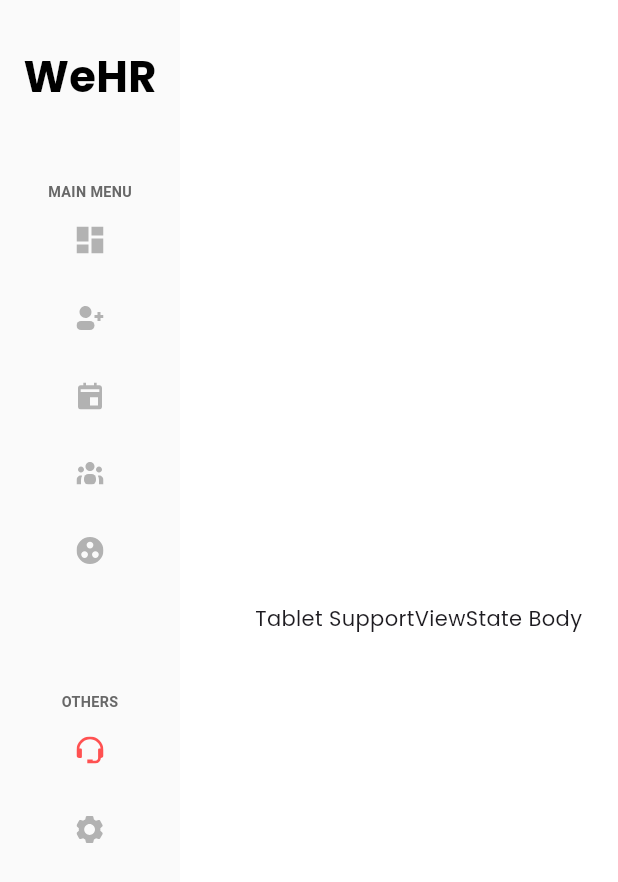
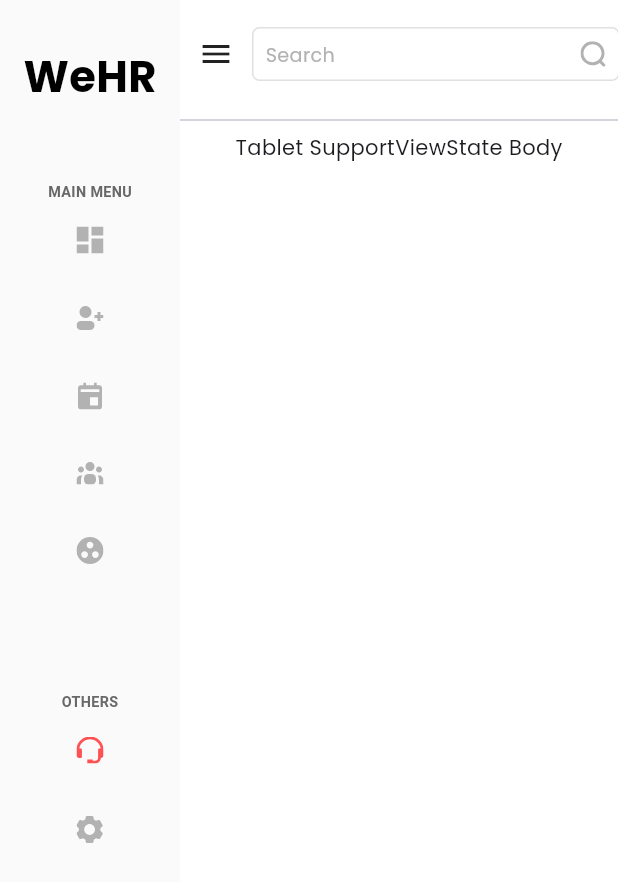
Before and after one commit to amira20nasser/HR-Dashboard, a Flutter app: the TabletLayout screen opened directly, after a tap on an icon or button, on a phone screen of 412 x 824 dp. Shown: the top 882 px of the screen. Run offline on Flutter 3.47's test engine with Material 3 defaults, Android fonts, the phone set to English and light mode, and no system bars; our stand-ins replace device_preview, fl_chart, flutter_bloc, flutter_svg, go_router, google_fonts.

Commit message:
Done Talet Design

```diff
--- a/lib/dash/tablet_dash_board_body.dart
+++ b/lib/dash/tablet_dash_board_body.dart
@@ -1,10 +1,50 @@
 import 'package:flutter/material.dart';
+import 'package:hr_dashboard/dash/widgets/activity_section.dart';
+import 'package:hr_dashboard/dash/widgets/dash_board_and_announcement_section.dart';
+import 'package:hr_dashboard/entities/activity_entity.dart';
+
+import 'widgets/schedule_section.dart';
 
 class TabletDashBoardBody extends StatelessWidget {
   const TabletDashBoardBody({super.key});
 
   @override
   Widget build(BuildContext context) {
-    return Row(children: [Text("TABLET BODY DashBoard")]);
+    return Padding(
+      padding: const EdgeInsets.symmetric(horizontal: 50.0),
+      child: CustomScrollView(
+        slivers: [
+          SliverToBoxAdapter(child: DashBoardAndAnnouncementSection()),
+          SliverToBoxAdapter(child: TabletActivityAndSchedule()),
+        ],
+      ),
+    );
   }
 }
+
+class TabletActivityAndSchedule extends StatelessWidget {
+  const TabletActivityAndSchedule({super.key});
+
+  @override
+  Widget build(BuildContext context) {
+    return Row(
+      crossAxisAlignment: CrossAxisAlignment.start,
+      children: [
+        Expanded(
+          child: ActivitySection(
+            isDesktop: false,
+            activity: ActivityEntity(
+              numberActivities: 12,
+              date: DateTime.now(),
+              title: "You Posted a New Job",
+              subtitle:
+                  "Kindly check the requirements and terms of work and make sure everything is right.",
+            ),
+          ),
+        ),
+        SizedBox(width: 16),
+        Expanded(flex: 2, child: ScheduleSection()),
+      ],
+    );
+  }
+}
--- a/lib/dash/widgets/activity_and_schedule_section.dart
+++ b/lib/dash/widgets/activity_and_schedule_section.dart
@@ -12,6 +12,7 @@ class ActivityAndScheduleSection extends StatelessWidget {
       children: [
         SizedBox(height: 76),
         ActivitySection(
+          isDesktop: true,
           activity: ActivityEntity(
             numberActivities: 12,
             date: DateTime.now(),
--- a/lib/dash/widgets/activity_header.dart
+++ b/lib/dash/widgets/activity_header.dart
@@ -7,7 +7,7 @@ class ActivityHeader extends StatelessWidget {
   @override
   Widget build(BuildContext context) {
     return Container(
-      padding: EdgeInsets.only(top: 10, bottom: 10, left: 24),
+      padding: EdgeInsets.only(top: 10, bottom: 10, left: 24, right: 24),
       decoration: BoxDecoration(
         borderRadius: BorderRadius.only(
           topLeft: Radius.circular(10),
@@ -15,6 +15,7 @@ class ActivityHeader extends StatelessWidget {
         ),
         color: Color.fromARGB(27, 32, 74, 170),
       ),
+      child: FittedBox(
         child: Row(
           children: [
             Text(
@@ -25,6 +26,7 @@ class ActivityHeader extends StatelessWidget {
             ),
           ],
         ),
+      ),
     );
   }
 }
--- a/lib/dash/widgets/activity_section.dart
+++ b/lib/dash/widgets/activity_section.dart
@@ -7,8 +7,13 @@ import 'activity_details.dart';
 import 'activity_header.dart';
 
 class ActivitySection extends StatelessWidget {
-  const ActivitySection({super.key, required this.activity});
+  const ActivitySection({
+    super.key,
+    required this.activity,
+    required this.isDesktop,
+  });
   final ActivityEntity activity;
+  final bool isDesktop;
   @override
   Widget build(BuildContext context) {
     return Container(
@@ -29,7 +34,30 @@ class ActivitySection extends StatelessWidget {
           ),
           Padding(
             padding: const EdgeInsets.only(left: 24.0, right: 16, bottom: 10),
-            child: Row(
+            child: ActionActivitySection(
+              isDesktop: isDesktop,
+              activity: activity,
+            ),
+          ),
+        ],
+      ),
+    );
+  }
+}
+
+class ActionActivitySection extends StatelessWidget {
+  const ActionActivitySection({
+    super.key,
+    required this.isDesktop,
+    required this.activity,
+  });
+  final bool isDesktop;
+  final ActivityEntity activity;
+
+  @override
+  Widget build(BuildContext context) {
+    if (isDesktop) {
+      return Row(
         mainAxisAlignment: MainAxisAlignment.spaceBetween,
         children: [
           Flexible(
@@ -45,7 +73,7 @@ class ActivitySection extends StatelessWidget {
               style: TextButton.styleFrom(
                 backgroundColor: AppColors.primaryColor,
 
-                      padding: EdgeInsets.symmetric(horizontal: 4, vertical: 0),
+                padding: EdgeInsets.symmetric(horizontal: 8, vertical: 0),
                 shape: RoundedRectangleBorder(
                   borderRadius: BorderRadiusGeometry.circular(3),
                 ),
@@ -57,10 +85,34 @@ class ActivitySection extends StatelessWidget {
             ),
           ),
         ],
+      );
+    }
+    return Column(
+      mainAxisAlignment: MainAxisAlignment.spaceBetween,
+      crossAxisAlignment: CrossAxisAlignment.start,
+      children: [
+        Text(
+          "Today you makes ${activity.numberActivities} Activity",
+          style: AppStyles.styleMedium14(context),
+        ),
+        SizedBox(height: 18),
+        TextButton(
+          onPressed: () {},
+          style: TextButton.styleFrom(
+            backgroundColor: AppColors.primaryColor,
+
+            padding: EdgeInsets.symmetric(horizontal: 8, vertical: 8),
+            shape: RoundedRectangleBorder(
+              borderRadius: BorderRadiusGeometry.circular(3),
             ),
           ),
+          child: Text(
+            "See All Activity",
+            style: AppStyles.styleMedium14(context),
+          ),
+        ),
+        SizedBox(height: 18),
       ],
-      ),
     );
   }
 }
--- a/lib/layouts/adaptive_layout_widget.dart
+++ b/lib/layouts/adaptive_layout_widget.dart
@@ -13,7 +13,6 @@ class AdaptiveLayoutWidget extends StatelessWidget {
   Widget build(BuildContext context) {
     return LayoutBuilder(
       builder: (context, constraints) {
-        print(constraints.maxWidth);
         if (constraints.maxWidth < 600) {
           return mobileLayout(context);
         } else if (constraints.maxWidth < 1300) {
--- a/lib/layouts/tablet_layout.dart
+++ b/lib/layouts/tablet_layout.dart
@@ -7,6 +7,8 @@ import '../manager/view_manager_cubit.dart';
 import '../utils/app_colors.dart';
 import '../utils/app_images.dart';
 import '../utils/app_styles.dart' show AppStyles;
+import '../widgets/app_bar_actions.dart';
+import '../widgets/fake_search_widget.dart';
 import '../widgets/tablet_layout_bloc_builder.dart';
 
 class TabletLayout extends StatelessWidget {
@@ -16,12 +18,42 @@ class TabletLayout extends StatelessWidget {
   Widget build(BuildContext context) {
     return Scaffold(
       body: Row(
+        crossAxisAlignment: CrossAxisAlignment.start,
         children: [
           SizedBox(width: 120, child: TabletDrawer()),
-          SizedBox(width: 50),
-          Expanded(flex: 7, child: TabletLayoutBlocBuilder()),
+          Expanded(
+            child: Padding(
+              padding: const EdgeInsets.only(top: 12),
+              child: Column(
+                children: [
+                  TabletAppBar(),
+                  SizedBox(height: 12),
+                  Divider(),
+                  Expanded(child: TabletLayoutBlocBuilder()),
                 ],
               ),
+            ),
+          ),
+        ],
+      ),
+    );
+  }
+}
+
+class TabletAppBar extends StatelessWidget {
+  const TabletAppBar({super.key});
+
+  @override
+  Widget build(BuildContext context) {
+    return Row(
+      mainAxisAlignment: MainAxisAlignment.spaceBetween,
+      children: [
+        SizedBox(width: 12),
+        Icon(Icons.menu),
+        SizedBox(width: 12),
+        FakeSearchWidget(height: 36, width: 245),
+        Expanded(child: AppBarActions()),
+      ],
     );
   }
 }
@@ -31,7 +63,8 @@ class TabletDrawer extends StatelessWidget {
 
   @override
   Widget build(BuildContext context) {
-    return Container(
+    return SingleChildScrollView(
+      child: Container(
         color: AppColors.drawerColor,
         child: Padding(
           padding: const EdgeInsets.symmetric(horizontal: 8.0),
@@ -42,6 +75,7 @@ class TabletDrawer extends StatelessWidget {
               SizedBox(height: 50),
               TabletDrawerBody(),
             ],
+          ),
         ),
       ),
     );
@@ -122,7 +156,7 @@ class TabletDrawerBody extends StatelessWidget {
             ),
             SizedBox(height: 16),
             SizedBox(
-              height: 200,
+              height: 100,
               child: TabletDrawerListView(items: othersItems),
             ),
           ],
--- a/lib/widgets/fake_search_widget.dart
+++ b/lib/widgets/fake_search_widget.dart
@@ -6,13 +6,13 @@ import '../utils/app_images.dart';
 import '../utils/app_styles.dart';
 
 class FakeSearchWidget extends StatelessWidget {
-  const FakeSearchWidget({super.key});
-
+  const FakeSearchWidget({super.key, this.width = 343, this.height = 44});
+  final double width, height;
   @override
   Widget build(BuildContext context) {
     return Container(
-      width: 343,
-      height: 44,
+      width: width,
+      height: height,
       padding: EdgeInsets.symmetric(horizontal: 8),
       decoration: BoxDecoration(
         borderRadius: BorderRadius.circular(5),
```
Lines whose indentation alone changed are shown as unchanged.
